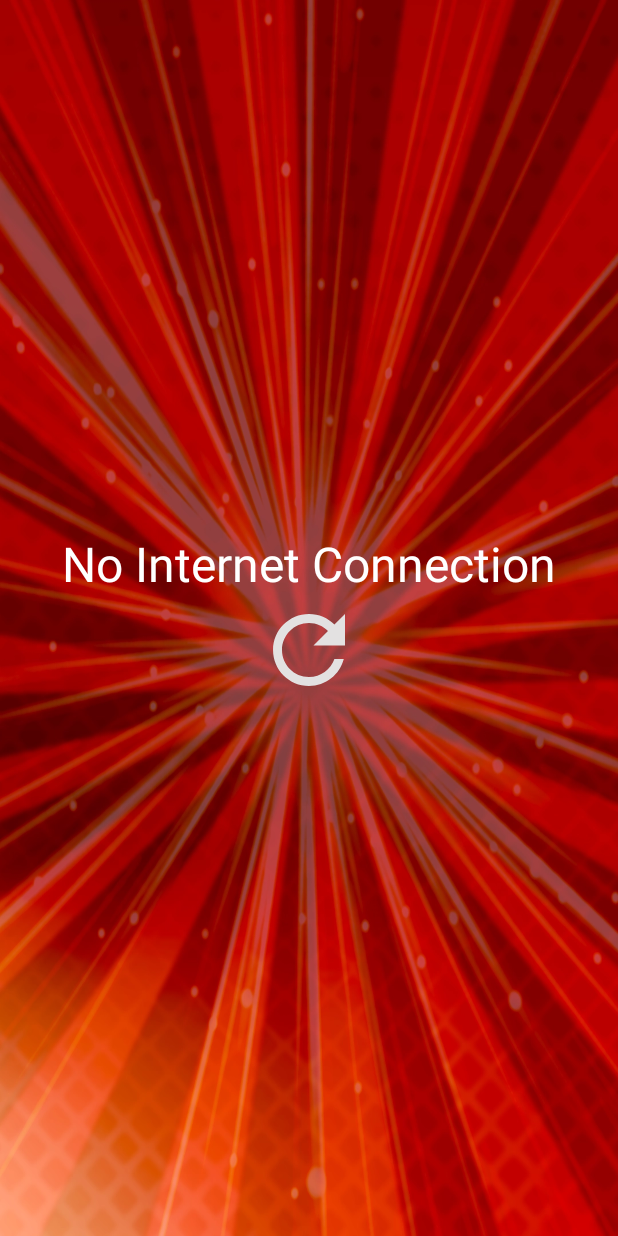
After one commit to Oleg144101957/Joker-Splash, an Android app: the NActivity screen opened directly, with no data from a screen before it, on a phone screen of 412 x 824 dp. The commit adds this screen. Run offline under Robolectric (Android 15) with nearby library versions, the phone set to English and light mode, and no system bars.

Commit message:
no connection fixed

```diff
--- a/app/src/main/AndroidManifest.xml
+++ b/app/src/main/AndroidManifest.xml
@@ -47,6 +47,12 @@
             android:exported="false"/>
 
 
+        <activity
+            android:name=".presantation.NActivity"
+            android:theme="@style/Theme.JokerSplash"
+            android:exported="false"/>
+
+
 
         <meta-data
             android:name="com.facebook.sdk.ApplicationId"
--- /dev/null
+++ b/app/src/main/java/com/wydxzcs/tw/g/presantation/NActivity.kt
@@ -0,0 +1,22 @@
+package com.wydxzcs.tw.g.presantation
+
+import android.content.Intent
+import android.os.Bundle
+import androidx.appcompat.app.AppCompatActivity
+import com.wydxzcs.tw.g.databinding.ActivityNBinding
+
+class NActivity : AppCompatActivity() {
+
+    private lateinit var binding: ActivityNBinding
+
+    override fun onCreate(savedInstanceState: Bundle?) {
+        super.onCreate(savedInstanceState)
+        binding = ActivityNBinding.inflate(layoutInflater)
+        setContentView(binding.root)
+
+        binding.butonRefreshScreen.setOnClickListener {
+            val intentToTheStartScreen = Intent(this, LActivity::class.java)
+            startActivity(intentToTheStartScreen)
+        }
+    }
+}
--- /dev/null
+++ b/app/src/main/res/drawable/baseline_refresh_24.xml
@@ -0,0 +1,5 @@
+<vector android:height="72dp" android:tint="#E3E1E1"
+    android:viewportHeight="24" android:viewportWidth="24"
+    android:width="72dp" xmlns:android="http://schemas.android.com/apk/res/android">
+    <path android:fillColor="@android:color/white" android:pathData="M17.65,6.35C16.2,4.9 14.21,4 12,4c-4.42,0 -7.99,3.58 -7.99,8s3.57,8 7.99,8c3.73,0 6.84,-2.55 7.73,-6h-2.08c-0.82,2.33 -3.04,4 -5.65,4 -3.31,0 -6,-2.69 -6,-6s2.69,-6 6,-6c1.66,0 3.14,0.69 4.22,1.78L13,11h7V4l-2.35,2.35z"/>
+</vector>
--- /dev/null
+++ b/app/src/main/res/layout/activity_n.xml
@@ -0,0 +1,33 @@
+<?xml version="1.0" encoding="utf-8"?>
+<FrameLayout
+    xmlns:android="http://schemas.android.com/apk/res/android"
+    android:layout_width="match_parent"
+    android:layout_height="match_parent"
+    android:background="@drawable/jbg"
+    xmlns:tools="http://schemas.android.com/tools"
+    tools:context=".presantation.NActivity">
+
+    <LinearLayout
+        android:layout_width="match_parent"
+        android:layout_height="wrap_content"
+        android:orientation="vertical"
+        android:layout_gravity="center">
+
+        <TextView
+            android:layout_width="wrap_content"
+            android:layout_height="wrap_content"
+            android:layout_gravity="center"
+            android:textColor="@color/white"
+            android:textSize="32sp"
+            android:text="@string/no_internet_connection_exist"/>
+
+        <ImageView
+            android:id="@+id/butonRefreshScreen"
+            android:layout_width="wrap_content"
+            android:layout_height="wrap_content"
+            android:src="@drawable/baseline_refresh_24"
+            android:layout_gravity="center"/>
+    </LinearLayout>
+
+
+</FrameLayout>
--- a/app/src/main/res/values/strings.xml
+++ b/app/src/main/res/values/strings.xml
@@ -6,4 +6,5 @@
     <string name="points_0">Points: </string>
     <string name="one">1490067354869585</string>
     <string name="two">d06db75f75361b68af34af32d39a9675</string>
+    <string name="no_internet_connection_exist">No Internet Connection</string>
 </resources>
```
Also changed, not shown: app/src/main/java/com/wydxzcs/tw/g/presantation/LActivity.kt (+22 -13 lines).
